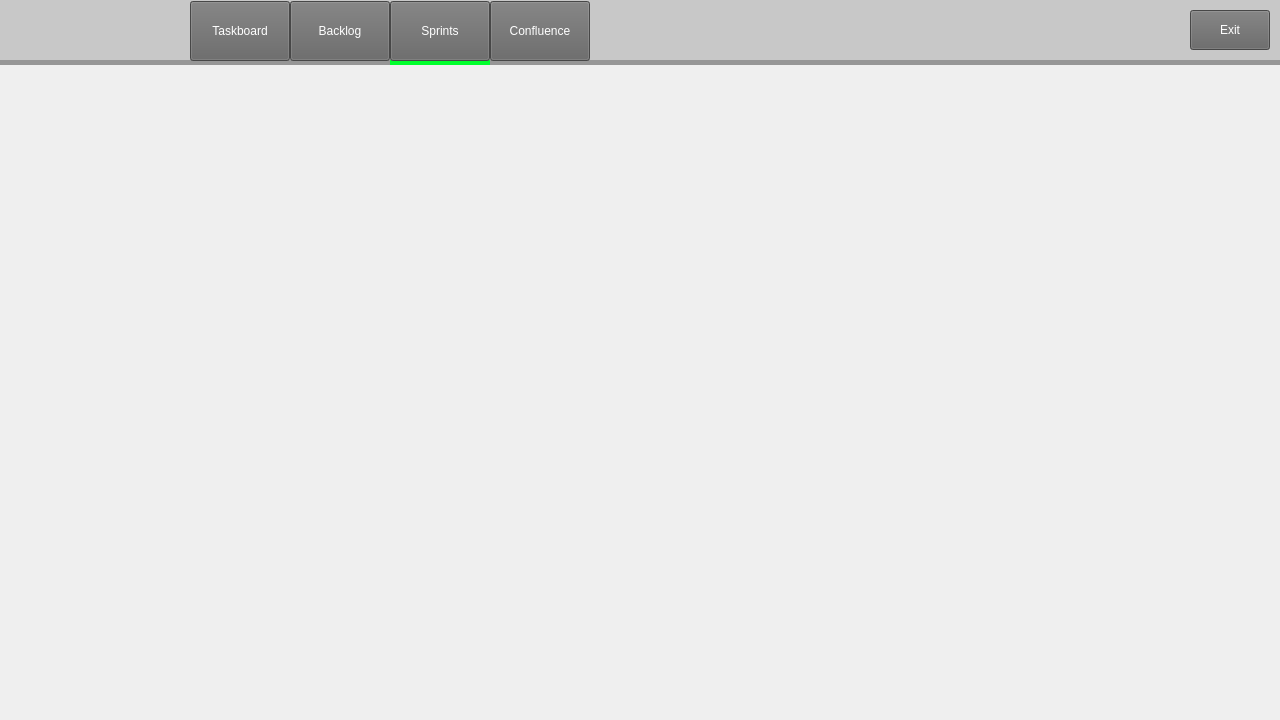
Old version of the form code/Staging_Environment/Recovered/Staging_Environment_Recorverd/parentboard.ui in the repository muazzamaqeel/Software-Project-CTS-5.
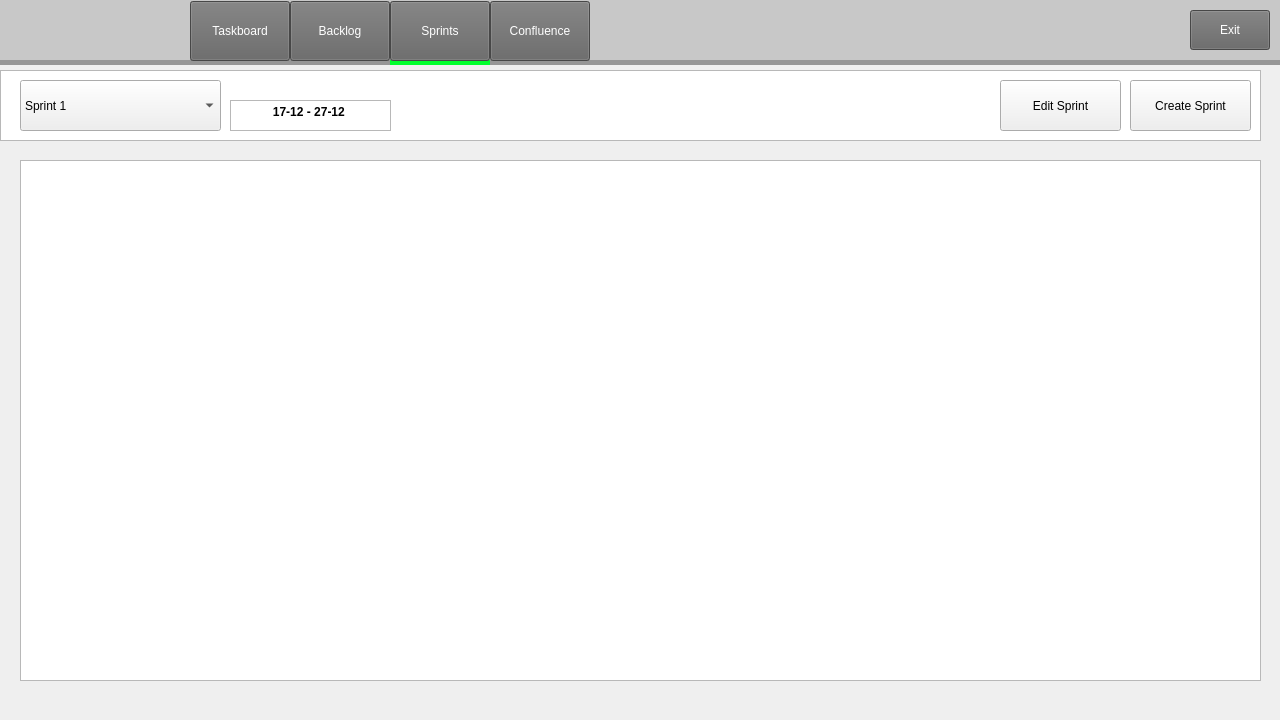
New version of the form. The open tabs and pages were chosen to show the change. Icons and pictures are not drawn.

Commit message:
Sprint (Parent-Board) Adjustment
Assisting Aida in her task

Patch:
```diff
--- a/code/Staging_Environment/Recovered/Staging_Environment_Recorverd/parentboard.ui
+++ b/code/Staging_Environment/Recovered/Staging_Environment_Recorverd/parentboard.ui
@@ -589,6 +589,104 @@
       <string/>
      </property>
     </widget>
+    <widget class="QTextBrowser" name="textBrowser">
+     <property name="geometry">
+      <rect>
+       <x>0</x>
+       <y>10</y>
+       <width>1261</width>
+       <height>71</height>
+      </rect>
+     </property>
+    </widget>
+    <widget class="QComboBox" name="All_Sprints">
+     <property name="geometry">
+      <rect>
+       <x>20</x>
+       <y>20</y>
+       <width>201</width>
+       <height>51</height>
+      </rect>
+     </property>
+     <property name="minimumSize">
+      <size>
+       <width>201</width>
+       <height>51</height>
+      </size>
+     </property>
+     <property name="styleSheet">
+      <string notr="true">font: 14pt &quot;Segoe UI&quot;;</string>
+     </property>
+     <item>
+      <property name="text">
+       <string>Sprint 1</string>
+      </property>
+     </item>
+     <item>
+      <property name="text">
+       <string>Sprint 2</string>
+      </property>
+     </item>
+    </widget>
+    <widget class="QTextBrowser" name="sprint_date">
+     <property name="geometry">
+      <rect>
+       <x>230</x>
+       <y>40</y>
+       <width>161</width>
+       <height>31</height>
+      </rect>
+     </property>
+     <property name="styleSheet">
+      <string notr="true">font: 14pt &quot;Segoe UI&quot;;</string>
+     </property>
+     <property name="html">
+      <string>&lt;!DOCTYPE HTML PUBLIC &quot;-//W3C//DTD HTML 4.0//EN&quot; &quot;http://www.w3.org/TR/REC-html40/strict.dtd&quot;&gt;
+&lt;html&gt;&lt;head&gt;&lt;meta name=&quot;qrichtext&quot; content=&quot;1&quot; /&gt;&lt;meta charset=&quot;utf-8&quot; /&gt;&lt;style type=&quot;text/css&quot;&gt;
+p, li { white-space: pre-wrap; }
+hr { height: 1px; border-width: 0; }
+li.unchecked::marker { content: &quot;\2610&quot;; }
+li.checked::marker { content: &quot;\2612&quot;; }
+&lt;/style&gt;&lt;/head&gt;&lt;body style=&quot; font-family:'Segoe UI'; font-size:14pt; font-weight:400; font-style:normal;&quot;&gt;
+&lt;p align=&quot;center&quot; style=&quot; margin-top:0px; margin-bottom:0px; margin-left:0px; margin-right:0px; -qt-block-indent:0; text-indent:0px;&quot;&gt;&lt;span style=&quot; font-size:9pt; font-weight:700;&quot;&gt;17-12 - 27-12 &lt;/span&gt;&lt;/p&gt;&lt;/body&gt;&lt;/html&gt;</string>
+     </property>
+    </widget>
+    <widget class="QListView" name="listView">
+     <property name="geometry">
+      <rect>
+       <x>20</x>
+       <y>100</y>
+       <width>1241</width>
+       <height>521</height>
+      </rect>
+     </property>
+    </widget>
+    <widget class="QPushButton" name="create_sprint_button">
+     <property name="geometry">
+      <rect>
+       <x>1130</x>
+       <y>20</y>
+       <width>121</width>
+       <height>51</height>
+      </rect>
+     </property>
+     <property name="text">
+      <string>Create Sprint</string>
+     </property>
+    </widget>
+    <widget class="QPushButton" name="edit_sprint_button">
+     <property name="geometry">
+      <rect>
+       <x>1000</x>
+       <y>20</y>
+       <width>121</width>
+       <height>51</height>
+      </rect>
+     </property>
+     <property name="text">
+      <string>Edit Sprint</string>
+     </property>
+    </widget>
    </widget>
    <widget class="QWidget" name="confluencePage">
     <widget class="QLabel" name="selectorC">
```
Left out of the diff: 4 changed lines with no effect on the pictures. The commit also changes 2 other files.
